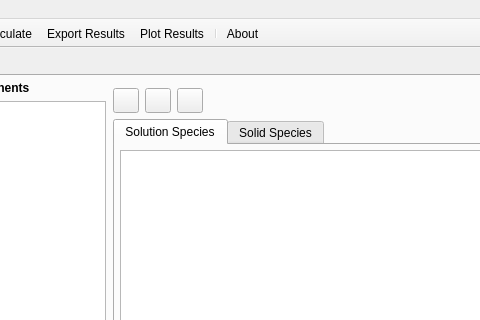
Above: src/main/python/ui/PyES_main.ui from Kastakin/PyES before the change; both pictures show x 287 to 767 and y 0 to 320 of the 1204 by 778 pixel window. Below: the same form after it.
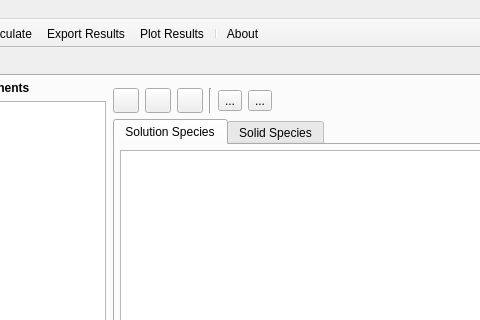
That is the form after the change. Icons and pictures are not drawn.

Commit message: [fix] Wrong icons row manipulation

```diff
--- a/src/main/python/ui/PyES_main.ui
+++ b/src/main/python/ui/PyES_main.ui
@@ -835,6 +835,27 @@
                 </property>
                </widget>
               </item>
+              <item>
+               <widget class="Line" name="line_4">
+                <property name="orientation">
+                 <enum>Qt::Vertical</enum>
+                </property>
+               </widget>
+              </item>
+              <item>
+               <widget class="QToolButton" name="move_up_button">
+                <property name="text">
+                 <string>...</string>
+                </property>
+               </widget>
+              </item>
+              <item>
+               <widget class="QToolButton" name="move_down_button">
+                <property name="text">
+                 <string>...</string>
+                </property>
+               </widget>
+              </item>
              </layout>
             </widget>
            </item>
```
Left out of the diff: 68 changed lines with no effect on the pictures. The commit also changes 1 other file.
